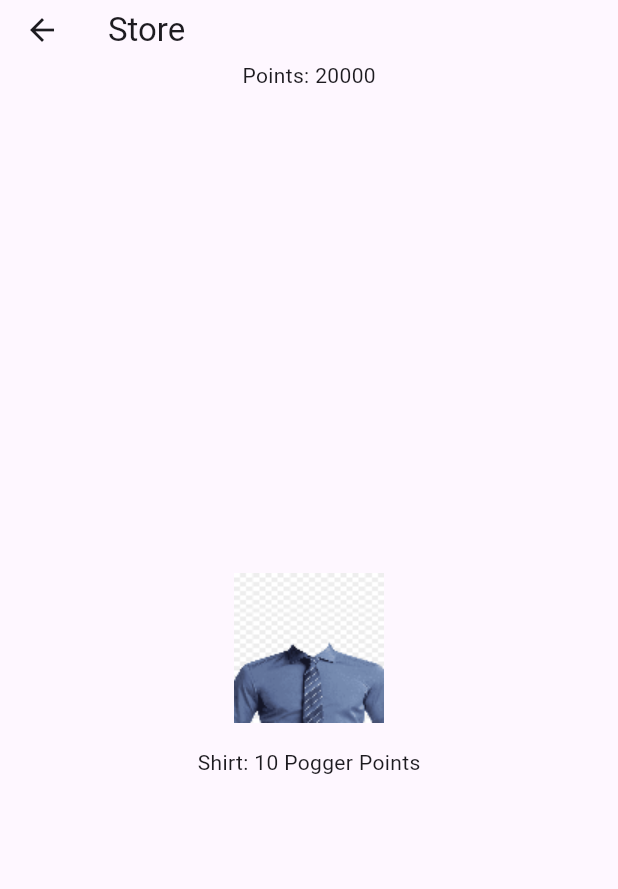
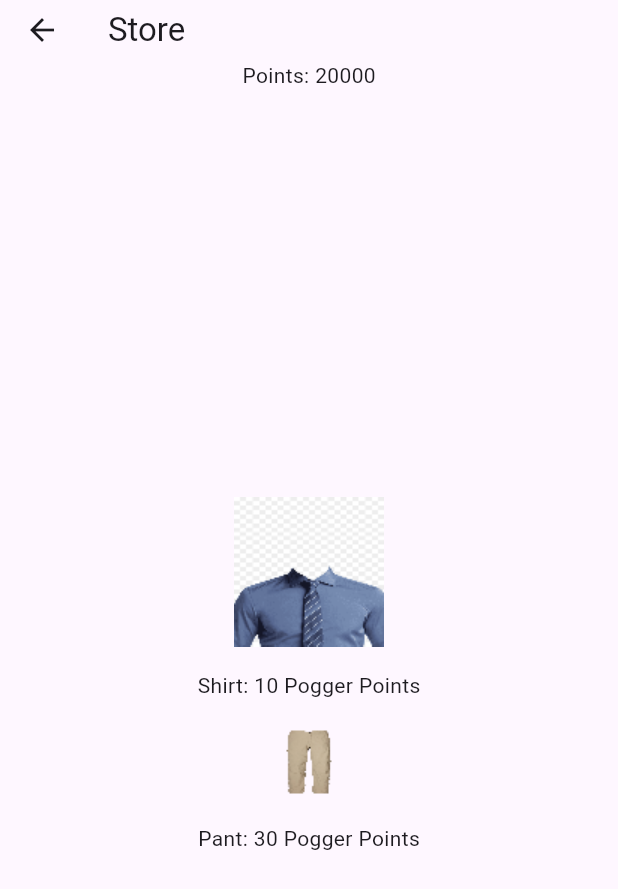
Before and after one commit to ajfdk/ratpack_project, a Flutter app: the Screen2 screen opened directly, on a phone screen of 412 x 824 dp. Shown: the top 889 px of the screen. Run offline on Flutter 3.47's test engine with Material 3 defaults, Android fonts, the phone set to English and light mode, and no system bars.

Commit message:
Multi-Item Store
Simple test to see if multiple items can be present. Success.

```diff
--- a/StorePageAssisted/lib/screen2.dart
+++ b/StorePageAssisted/lib/screen2.dart
@@ -51,8 +51,35 @@ class _Screen2State extends State<Screen2> {
         //child: Image.asset('images/Shirt.png'),
       ),
               Text("Shirt: 10 Pogger Points"),
-      ],
+
+            Container(
+              margin: EdgeInsets.all(8.0),
+              child: IconButton(
+                iconSize: 10,
+                icon: Image.asset('assets/PantS.png'),
+                tooltip: "Pretty Pant: 30 points",
+                onPressed: () {
+                  //var LocalPoints = MyHomePage().points;
+                  //Navigator.push(
+                  //context,
+                  //MaterialPageRoute(builder: (context) => MyHomePage()),
+
+                  //);
+                  //MyHomePage().points-=10;
+                  print(pointsShop.toString());
+                  setState(() => pointsShop -=30);
+                  //setState(() => pointsText = pointsShop.toString());
+                  _Screen2State();
+                },
+              ),
+
+
+              //child: Image.asset('images/Shirt.png'),
+            ),
+            Text("Pant: 30 Pogger Points"),
+          ],
     ),
+
     ),
     );
   }
```
Also changed, not shown: StorePageAssisted/assets/Pant.png (added), StorePageAssisted/assets/PantS.png (added).
